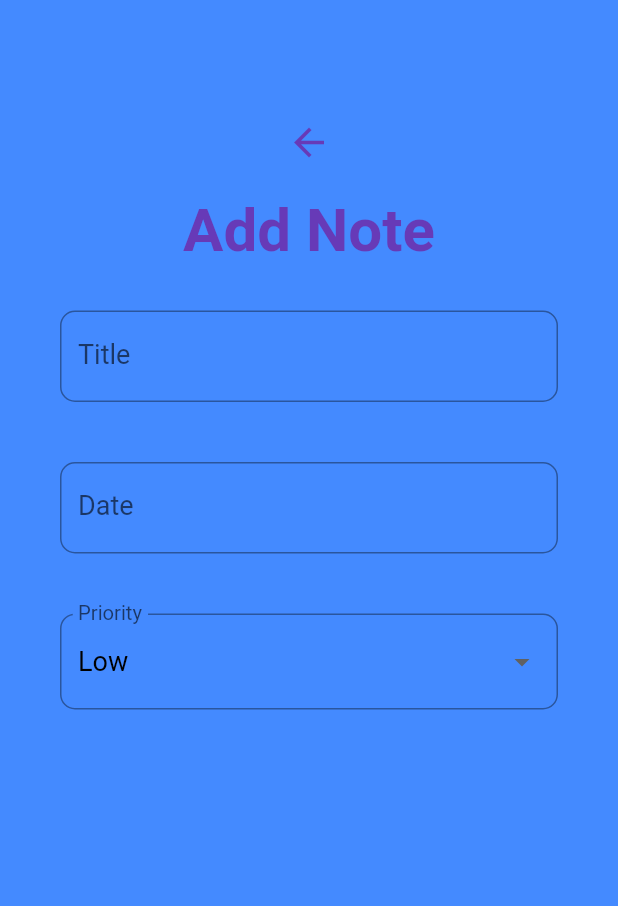
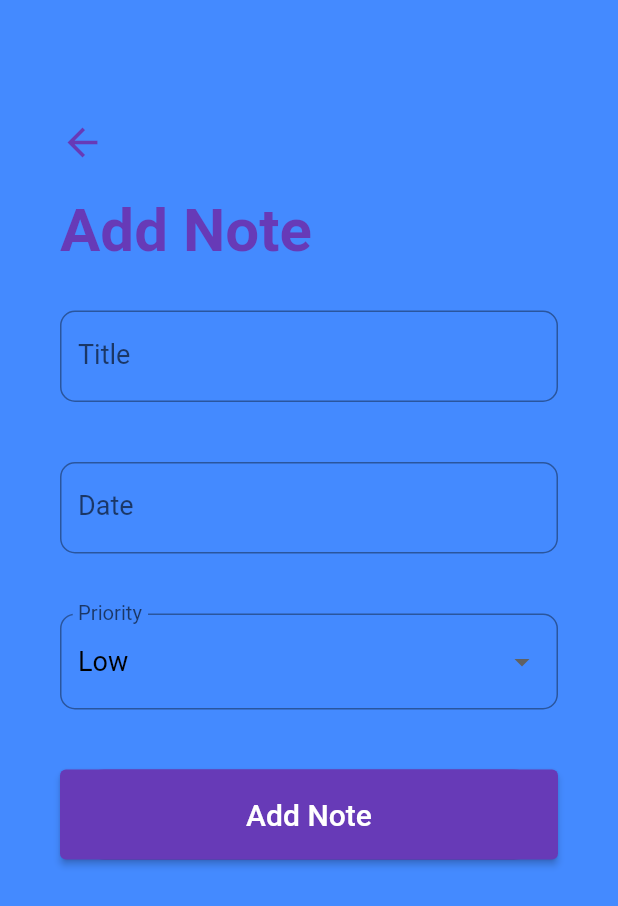
Before and after one commit to ZeggyRaph/Todo, a Flutter app: the AddNoteScreen screen opened directly, on a phone screen of 412 x 824 dp. Shown: the top 906 px of the screen. Run offline on Flutter 3.47's test engine with Material 2 defaults, Android fonts, the phone set to English and light mode, and no system bars.

Commit message:
implementing the add note button

```diff
--- a/lib/screens/add_note_screen.dart
+++ b/lib/screens/add_note_screen.dart
@@ -43,7 +43,10 @@ class _AddNoteScreenState extends State<AddNoteScreen> {
               horizontal: 40.0,
                 vertical: 80,
             ),
-            child: Column( children:<Widget> [
+            child: Column(
+              crossAxisAlignment: CrossAxisAlignment.start,
+                children:<Widget> [
+
               GestureDetector(
                 onTap: () => Navigator.pushReplacement(context,
                     MaterialPageRoute(builder: (_) => const HomeScreen(),),),
@@ -125,6 +128,21 @@ class _AddNoteScreenState extends State<AddNoteScreen> {
                       },
                     ),
                   ),
+                  Container(
+                    margin: EdgeInsets.symmetric(vertical: 20.0),
+                    height: 60.0,
+                    width: double.infinity,
+                    decoration: BoxDecoration(
+                      color: Theme.of(context).primaryColor,
+                      borderRadius: BorderRadius.circular(30),
+                    ),
+                    child: ElevatedButton(onPressed: (){},
+                        child: Text(btnText,
+                        style: TextStyle(
+                          fontSize: 20.0,
+                          color: Colors.white,
+                        ),),),
+                  ),
                 ],
               ),),
             ]),
```
